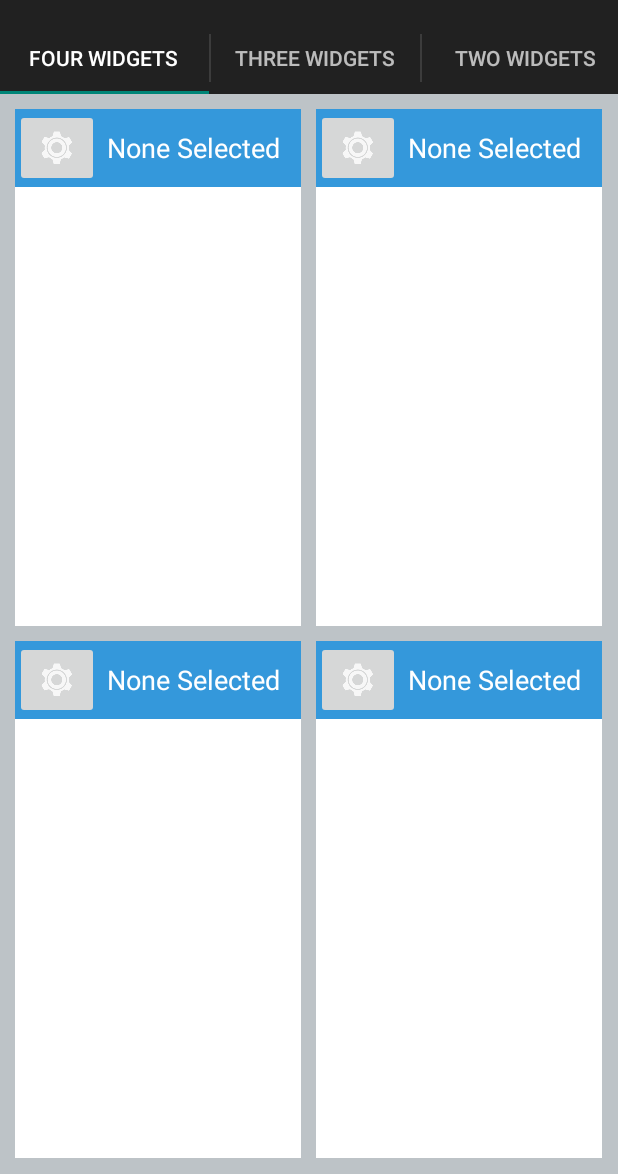
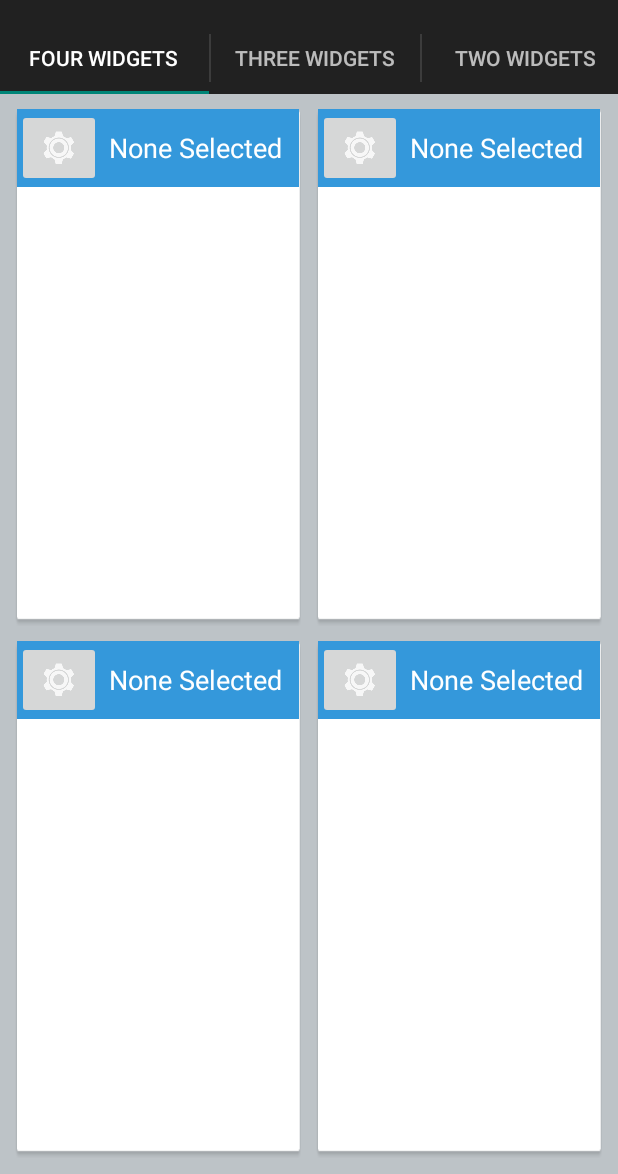
Before and after one commit to jvmorgutia/AlarmCast, an Android app: the screen it shows after launch (MainTabActivity), on a phone screen of 412 x 824 dp, the part 62-1236 px from its top. Run offline under Robolectric (Android 15) with nearby library versions, the phone set to English and light mode, and no system bars.

Commit message:
Added card UI

```diff
--- a/app/src/main/res/layout/fragment_four_widget.xml
+++ b/app/src/main/res/layout/fragment_four_widget.xml
@@ -16,5 +16,12 @@
         android:clickable="true"
         android:focusable="true"
         android:numColumns="2"
-        android:layout_gravity="center" />
+        android:layout_gravity="center"
+
+        android:divider="@null"
+        android:dividerHeight="10dp"
+        android:listSelector="@android:color/transparent"
+        android:cacheColorHint="@android:color/transparent"
+        android:headerDividersEnabled="true"
+        android:footerDividersEnabled="true"/>
 </FrameLayout>
--- a/app/src/main/res/layout/gv_item_widget.xml
+++ b/app/src/main/res/layout/gv_item_widget.xml
@@ -2,13 +2,15 @@
 <RelativeLayout xmlns:android="http://schemas.android.com/apk/res/android"
     android:layout_width="match_parent"
     android:layout_height="match_parent"
-    android:background="@color/white"
+    android:background="@drawable/card"
     android:descendantFocusability="blocksDescendants">
 
     <LinearLayout
+        android:layout_marginLeft="1.5dp"
+        android:layout_marginRight="1.5dp"
         android:background="@color/red_light"
         android:orientation="horizontal"
-        android:layout_width="fill_parent"
+        android:layout_width="match_parent"
         android:layout_height="wrap_content"
         android:layout_alignParentTop="true"
         android:layout_alignParentLeft="true"
@@ -36,7 +38,6 @@
 
     <ImageView
         android:padding="5dp"
-        android:background="@color/white"
         android:layout_width="match_parent"
         android:layout_height="wrap_content"
         android:layout_alignParentBottom="true"
@@ -44,6 +45,7 @@
         android:src="@android:color/transparent"
         android:layout_below="@+id/linearLayout"
         android:layout_alignParentLeft="true"
-        android:layout_alignParentStart="true" />
+        android:layout_alignParentStart="true"
+        />
 
 </RelativeLayout>
```
Also changed, not shown: app/src/main/res/drawable/card.9.png (added).
